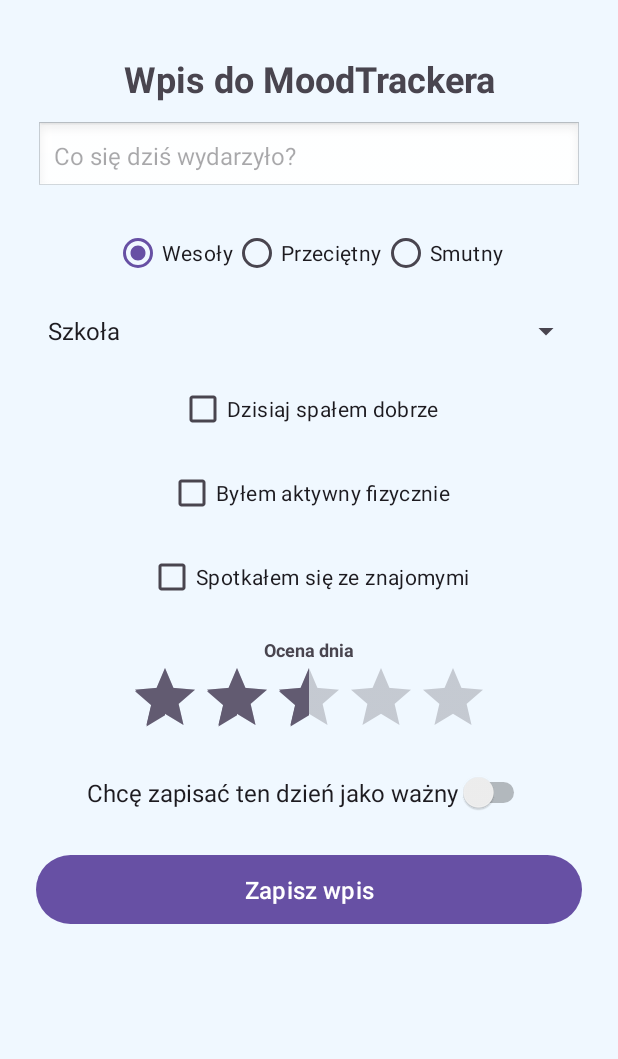
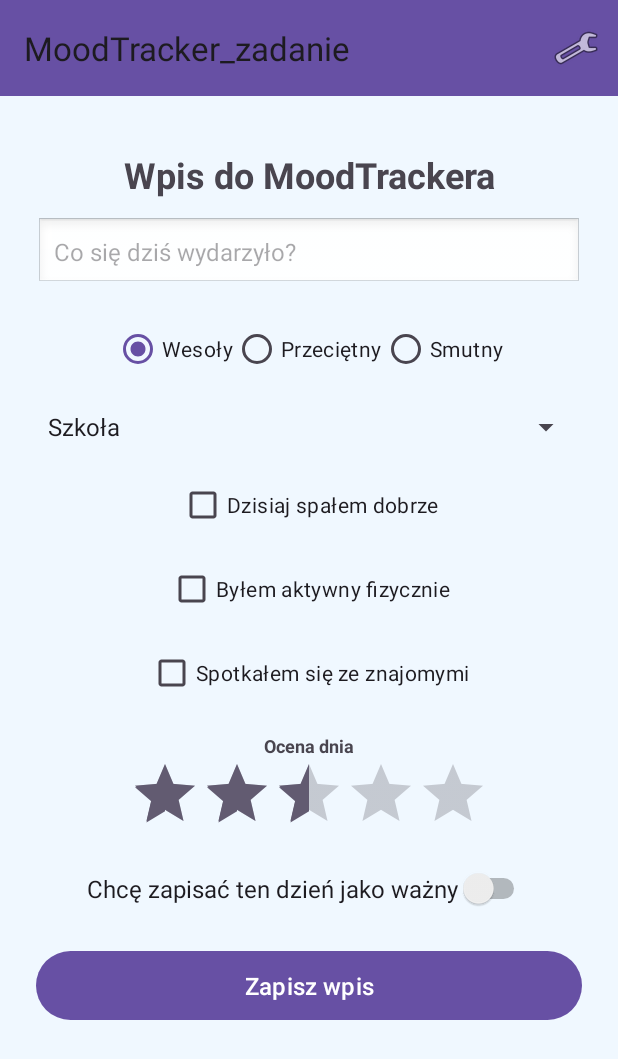
Before and after one commit to szymonrydzewskii/mobilne_moodtracker, an Android app: the screen it shows after launch (MainActivity), on a phone screen of 412 x 824 dp. Shown: the top 1059 px of the screen. Run offline under Robolectric (Android 15) with nearby library versions, the phone set to English and light mode, and no system bars.

Commit message:
ustawienia i menu

```diff
--- a/app/src/main/java/com/example/moodtracker_zadanie/MainActivity.kt
+++ b/app/src/main/java/com/example/moodtracker_zadanie/MainActivity.kt
@@ -1,20 +1,42 @@
 package com.example.moodtracker_zadanie
 
 import android.os.Bundle
+import android.view.Menu
+import android.view.MenuItem
 import androidx.activity.enableEdgeToEdge
 import androidx.appcompat.app.AppCompatActivity
+import androidx.appcompat.widget.Toolbar
 import androidx.core.view.ViewCompat
 import androidx.core.view.WindowInsetsCompat
+import androidx.navigation.findNavController
 
 class MainActivity : AppCompatActivity() {
     override fun onCreate(savedInstanceState: Bundle?) {
         super.onCreate(savedInstanceState)
         enableEdgeToEdge()
         setContentView(R.layout.activity_main)
+        val toolbar: Toolbar? = findViewById(R.id.toolbar)
+        setSupportActionBar(toolbar)
         ViewCompat.setOnApplyWindowInsetsListener(findViewById(R.id.main)) { v, insets ->
             val systemBars = insets.getInsets(WindowInsetsCompat.Type.systemBars())
             v.setPadding(systemBars.left, systemBars.top, systemBars.right, systemBars.bottom)
             insets
         }
     }
+
+    override fun onCreateOptionsMenu(menu: Menu?): Boolean {
+        menuInflater.inflate(R.menu.main_menu, menu)
+        return true
+    }
+
+    override fun onOptionsItemSelected(item: MenuItem): Boolean {
+        val navController = findNavController(R.id.nav_host_fragment)
+        return when (item.itemId) {
+            R.id.menu_settings -> {
+                navController.navigate(R.id.settingsFragment)
+                true
+            }
+            else -> super.onOptionsItemSelected(item)
+        }
+    }
 }
--- a/app/src/main/res/layout/activity_main.xml
+++ b/app/src/main/res/layout/activity_main.xml
@@ -7,7 +7,11 @@
     android:layout_height="match_parent"
     android:orientation="vertical"
     tools:context=".MainActivity">
-
+    <androidx.appcompat.widget.Toolbar
+        android:id="@+id/toolbar"
+        android:layout_width="match_parent"
+        android:layout_height="?attr/actionBarSize"
+        android:background="?attr/colorPrimary"/>
     <androidx.fragment.app.FragmentContainerView
         android:id="@+id/nav_host_fragment"
         android:name="androidx.navigation.fragment.NavHostFragment"
--- /dev/null
+++ b/app/src/main/res/menu/main_menu.xml
@@ -0,0 +1,10 @@
+<?xml version="1.0" encoding="utf-8"?>
+<menu xmlns:android="http://schemas.android.com/apk/res/android"
+    xmlns:app="http://schemas.android.com/apk/res-auto">
+    <item
+        android:id="@+id/menu_settings"
+        android:icon="@android:drawable/ic_menu_preferences"
+        android:title="menu"
+        app:showAsAction="always" />
+
+</menu>
--- a/app/src/main/res/navigation/nav_graph.xml
+++ b/app/src/main/res/navigation/nav_graph.xml
@@ -39,4 +39,13 @@
             android:name="moodEntry"
             app:argType="com.example.moodtracker_zadanie.MoodEntry" />
     </fragment>
+    <fragment
+        android:id="@+id/settingsFragment"
+        android:name="com.example.moodtracker_zadanie.SettingsFragment"
+        android:label="Ustawienia"
+        tools:layout="@layout/fragment_settings" >
+        <action
+            android:id="@+id/action_settingsFragment_to_moodEntryFragment"
+            app:destination="@+id/moodEntryFragment"/>
+    </fragment>
 </navigation>
```
Also changed, not shown: app/src/main/java/com/example/moodtracker_zadanie/SettingsFragment.kt (+22 -0 lines), app/src/main/res/layout/fragment_settings.xml (+10 -12 lines).
